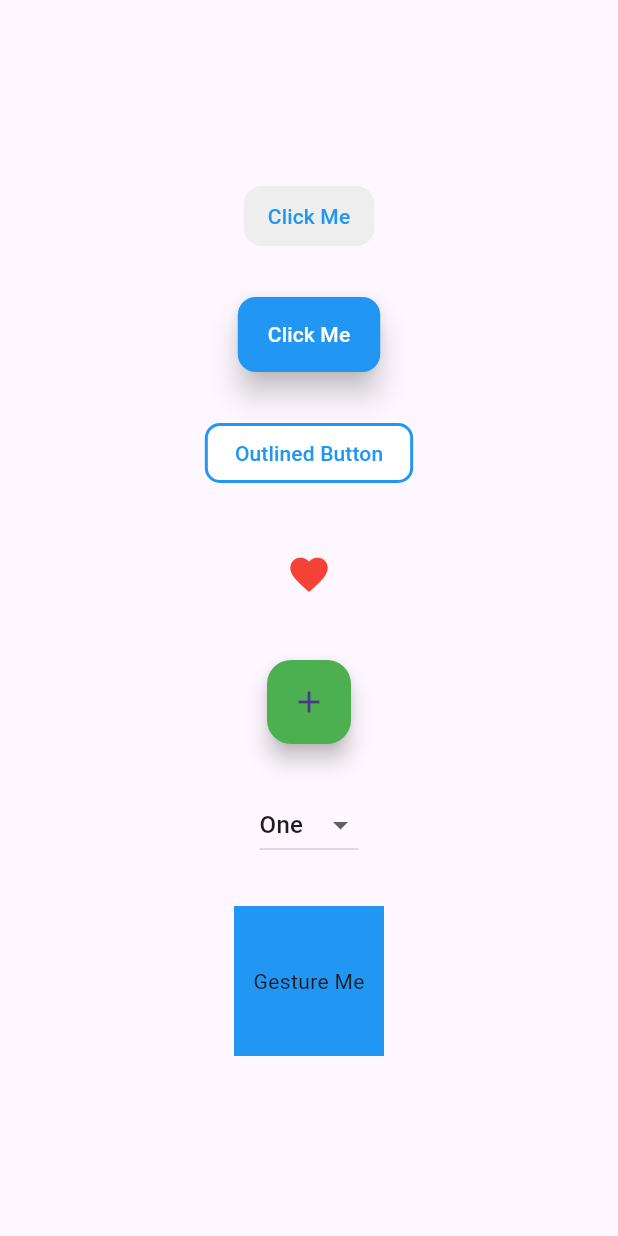
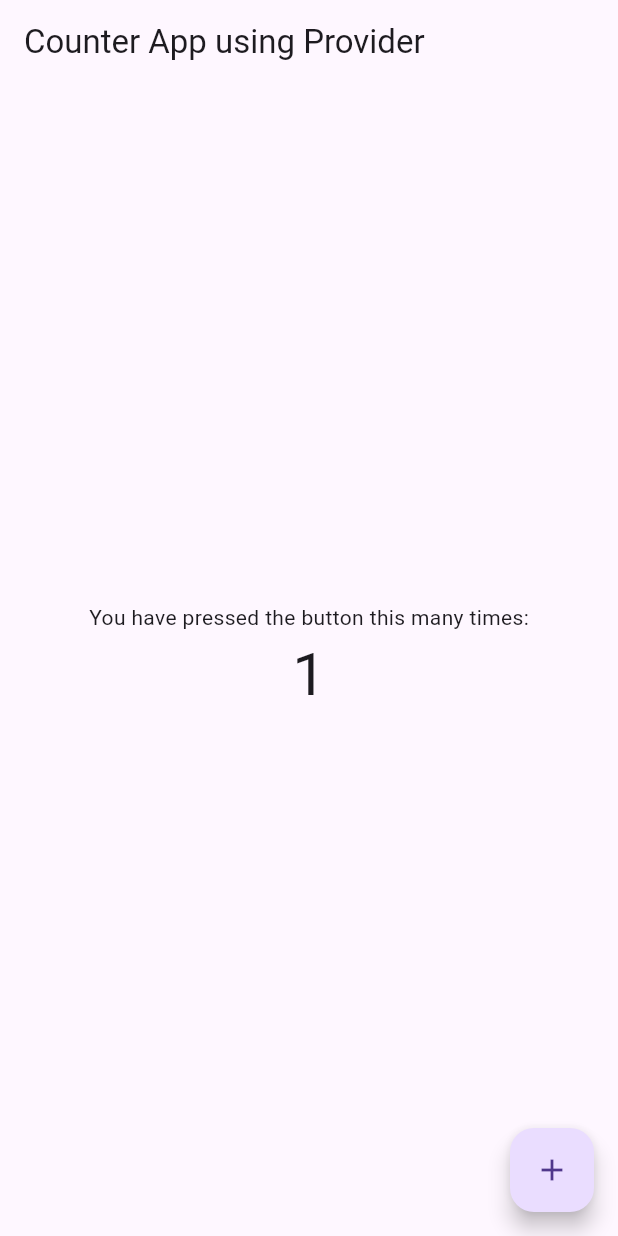
Before and after one commit to Shreen2211/flutter_challenge, a Flutter app: the screen it shows after launch, after a tap on the "add" icon, on a phone screen of 412 x 824 dp. Run offline on Flutter 3.47's test engine with Material 3 defaults, Android fonts, the phone set to English and light mode, and no system bars.

Commit message:
Day three
provider in SateManagement

```diff
--- /dev/null
+++ b/lib/day_three/statemangment.dart
@@ -0,0 +1,64 @@
+import 'package:flutter/material.dart'; // استيراد مكتبة Flutter الأساسية
+import 'package:provider/provider.dart'; // استيراد مكتبة Provider
+
+// 1. تعريف كلاس لإدارة الحالة (State)
+class CounterProvider with ChangeNotifier {
+  int _counter = 0; // متغير خاص لتخزين قيمة العداد
+
+  int get counter => _counter; // Getter عشان نرجّع قيمة العداد
+
+  void increment() { // دالة لزيادة العداد
+    _counter++; // زيادة قيمة العداد
+    notifyListeners(); // إعلام الـ Widgets اللي بتسمع التغييرات (Rebuild)
+  }
+}
+
+// 3. الكلاس الرئيسي للتطبيق
+class MyApp extends StatelessWidget {
+  @override
+  Widget build(BuildContext context) {
+    return MaterialApp(
+      debugShowCheckedModeBanner: false, // إزالة شريط Debug
+      home: CounterScreen(), // الشاشة الرئيسية
+    );
+  }
+}
+
+// 4. شاشة العداد
+class CounterScreen extends StatelessWidget {
+  @override
+  Widget build(BuildContext context) {
+    // واجهة المستخدم
+    return Scaffold(
+      appBar: AppBar(
+        title: Text('Counter App using Provider'), // عنوان التطبيق
+      ),
+      body: Center(
+        child: Column(
+          mainAxisAlignment: MainAxisAlignment.center, // محاذاة العناصر في منتصف الشاشة
+          children: [
+            Text(
+              'You have pressed the button this many times:',
+            ),
+            // 5. عرض قيمة العداد باستخدام Consumer
+            Consumer<CounterProvider>(
+              builder: (context, provider, child) {
+                return Text(
+                  '${provider.counter}', // عرض قيمة العداد الحالية
+                  style: TextStyle(fontSize: 40), // تنسيق النص
+                );
+              },
+            ),
+          ],
+        ),
+      ),
+      floatingActionButton: FloatingActionButton(
+        onPressed: () {
+          // استدعاء دالة increment لزيادة العداد
+          context.read<CounterProvider>().increment();
+        },
+        child: Icon(Icons.add), // أيقونة الزرار
+      ),
+    );
+  }
+}
--- a/lib/main.dart
+++ b/lib/main.dart
@@ -1,9 +1,12 @@
 import 'package:flutter/material.dart';
+import 'package:provider/provider.dart';
 
 import 'day_one/login_screen.dart';
 import 'day_one/text_form_field.dart';
+import 'day_three/statemangment.dart';
 import 'day_two/buttons.dart';
 
+/*
 void main() {
   runApp(
     MaterialApp(
@@ -12,3 +15,16 @@ void main() {
     ),
   );
 }
+*/
+
+
+void main() {
+  runApp(
+    MultiProvider(
+      providers: [ // تحديد الـ Providers المستخدمة في التطبيق
+        ChangeNotifierProvider(create: (_) => CounterProvider()), // توفير CounterProvider للتطبيق
+      ],
+      child: MyApp(), // التطبيق الرئيسي
+    ),
+  );
+}
--- a/pubspec.yaml
+++ b/pubspec.yaml
@@ -34,6 +34,7 @@ dependencies:
   # The following adds the Cupertino Icons font to your application.
   # Use with the CupertinoIcons class for iOS style icons.
   cupertino_icons: ^1.0.8
+  provider: ^6.1.2
 
 dev_dependencies:
   flutter_test:
```
Also changed, not shown: pubspec.lock.
